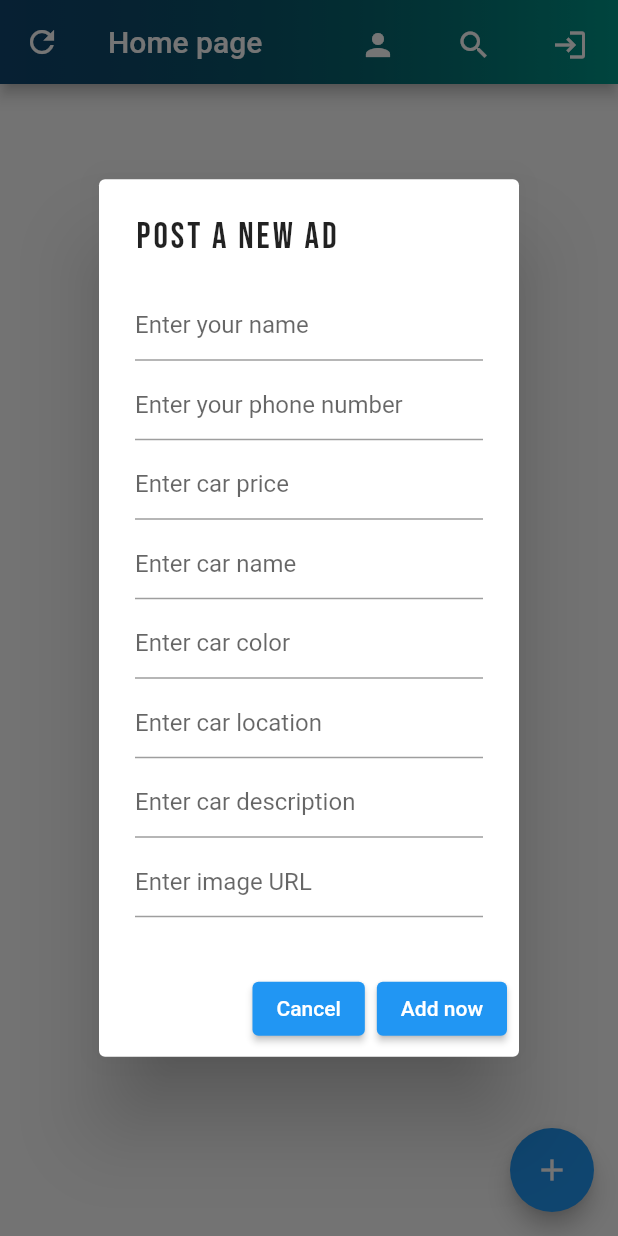
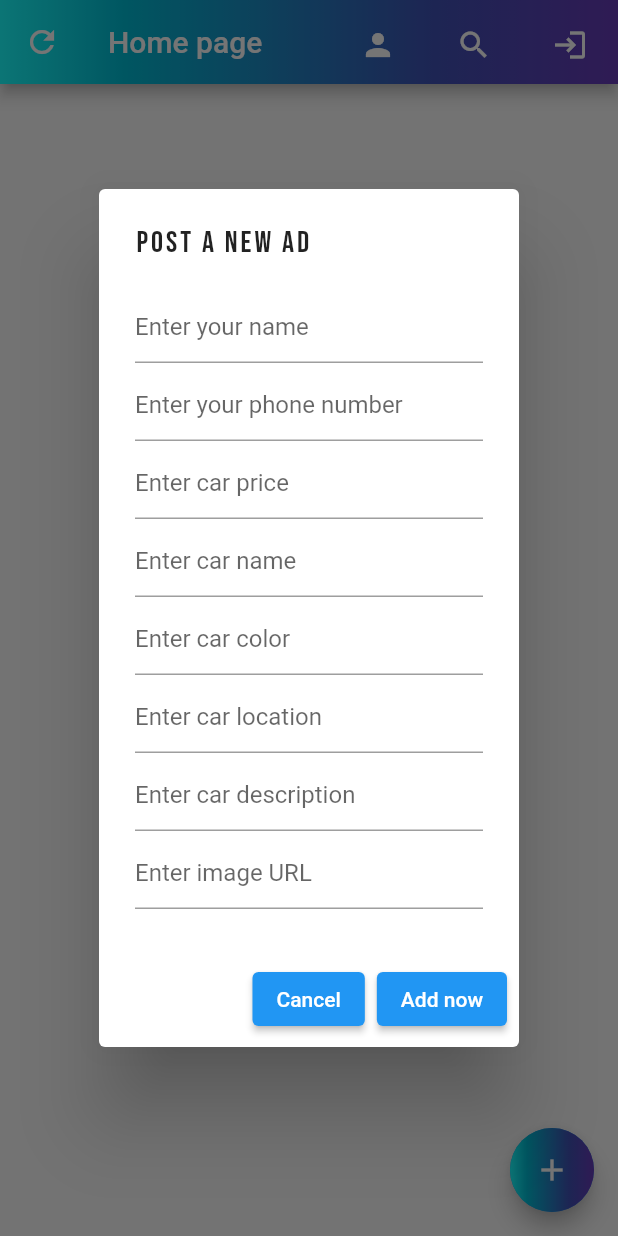
Before and after one commit to 99KarolinaA/RideInApp, a Flutter app: the Homepage screen opened directly, after a tap on the "add" icon, on a phone screen of 412 x 824 dp. Run offline on Flutter 3.47's test engine with Material 2 defaults, Android fonts, the phone set to English and light mode, and no system bars; our stand-ins replace cloud_firestore, firebase_auth, rxdart, timeago; accounts and stored records are empty; network calls fail.

```diff
--- a/lib/homepage.dart
+++ b/lib/homepage.dart
@@ -8,7 +8,6 @@ import 'globalVariables.dart';
 
 class Homepage extends StatefulWidget {
   const Homepage({Key key}) : super(key: key);
-
   @override
   _HomepageState createState() => _HomepageState();
 }
@@ -36,18 +35,20 @@ class _HomepageState extends State<Homepage> {
             title: Text(
               "Post a new ad",
               style: TextStyle(
-                  fontSize: 24, fontFamily: "Bebas", letterSpacing: 2.0),
+                  fontSize: 20, fontFamily: "Bebas", letterSpacing: 2.0),
             ),
             content: Column(
               mainAxisSize: MainAxisSize.min,
               children: <Widget>[
-                TextField(
-                  decoration: InputDecoration(hintText: 'Enter your name'),
-                  onChanged: (value) {
-                    this.userName = value;
-                  },
+                Container(
+                  child: TextField(
+                    decoration: InputDecoration(hintText: 'Enter your name'),
+                    onChanged: (value) {
+                      this.userName = value;
+                    },
+                  ),
                 ),
-                SizedBox(height: 5.0),
+                SizedBox(height: 4.0),
                 TextField(
                   decoration:
                       InputDecoration(hintText: 'Enter your phone number'),
@@ -55,35 +56,35 @@ class _HomepageState extends State<Homepage> {
                     this.userNumber = value;
                   },
                 ),
-                SizedBox(height: 5.0),
+                SizedBox(height: 4.0),
                 TextField(
                   decoration: InputDecoration(hintText: 'Enter car price'),
                   onChanged: (value) {
                     this.carPrice = value;
                   },
                 ),
-                SizedBox(height: 5.0),
+                SizedBox(height: 4.0),
                 TextField(
                   decoration: InputDecoration(hintText: 'Enter car name'),
                   onChanged: (value) {
                     this.carModel = value;
                   },
                 ),
-                SizedBox(height: 5.0),
+                SizedBox(height: 4.0),
                 TextField(
                   decoration: InputDecoration(hintText: 'Enter car color'),
                   onChanged: (value) {
                     this.carColor = value;
                   },
                 ),
-                SizedBox(height: 5.0),
+                SizedBox(height: 4.0),
                 TextField(
                   decoration: InputDecoration(hintText: 'Enter car location'),
                   onChanged: (value) {
                     this.carLocation = value;
                   },
                 ),
-                SizedBox(height: 5.0),
+                SizedBox(height: 4.0),
                 TextField(
                   decoration:
                       InputDecoration(hintText: 'Enter car description'),
@@ -91,14 +92,14 @@ class _HomepageState extends State<Homepage> {
                     this.description = value;
                   },
                 ),
-                SizedBox(height: 5.0),
+                SizedBox(height: 4.0),
                 TextField(
                   decoration: InputDecoration(hintText: 'Enter image URL'),
                   onChanged: (value) {
                     this.urlImage = value;
                   },
                 ),
-                SizedBox(height: 5.0),
+                SizedBox(height: 4.0),
               ],
             ),
             actions: [
@@ -386,10 +387,11 @@ class _HomepageState extends State<Homepage> {
           flexibleSpace: Container(
             decoration: new BoxDecoration(
               gradient: new LinearGradient(
-                  colors: [Colors.black54, Colors.teal],
+                // todo: change the colors
+                  colors: [Colors.cyanAccent, Colors.cyan, Colors.indigo, Colors.deepPurple],
                   begin: const FractionalOffset(0.0, 0.0),
                   end: const FractionalOffset(1.0, 0.0),
-                  stops: [0.0, 1.0],
+                  stops: [0.0, 0.2,0.7, 1.0],
                   tileMode: TileMode.clamp),
             ),
           ),
@@ -399,8 +401,21 @@ class _HomepageState extends State<Homepage> {
         child: showCarsList(),
       )),
       floatingActionButton: FloatingActionButton(
+        child: Container(
+          height: 60,
+          width: 60,
+          decoration: new BoxDecoration(
+              shape: BoxShape.circle,
+              gradient: new LinearGradient(
+              colors: [Colors.cyanAccent, Colors.cyan, Colors.indigo, Colors.deepPurple],
+                  begin: const FractionalOffset(0.0, 0.0),
+                  end: const FractionalOffset(1.0, 0.0),
+                  stops: [0.0, 0.2,0.7, 1.0],
+                  tileMode: TileMode.clamp)),
+          child: Icon(Icons.add),
+        ),
         tooltip: 'Add post',
-        child: Icon(Icons.add),
+
         onPressed: () {
           showDialogForAddingData();
         },
--- a/pubspec.yaml
+++ b/pubspec.yaml
@@ -33,6 +33,7 @@ dependencies:
   cloud_firestore:  ^1.0.4
   timeago: ^3.0.2
   intl: ^0.17.0
+  rxdart:
 
 dev_dependencies:
   flutter_test:
```
Also changed, not shown: lib/authentication/appAuthentication.dart (+13 -12 lines), lib/authentication/login.dart (+43 -16 lines), lib/authentication/register.dart (+33 -21 lines), lib/bloc.dart (added, +25 -0 lines), lib/customWidgets/customTextField.dart (+6 -1 lines), lib/customWidgets/gradientText.dart (added, +24 -0 lines), lib/startPage.dart (+27 -22 lines), lib/validator.dart (added, +23 -0 lines), images/background_lights.jpg (added), pubspec.lock, 1 other file.
